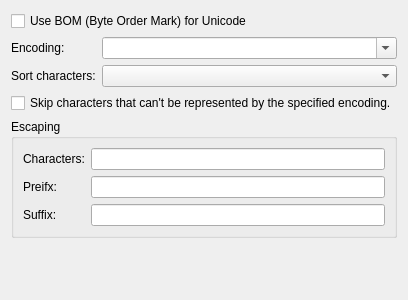
Above: controls/setup/parts/font/setuptabfont.ui from riuson/lcd-image-converter before the change. Below: the same form after it.
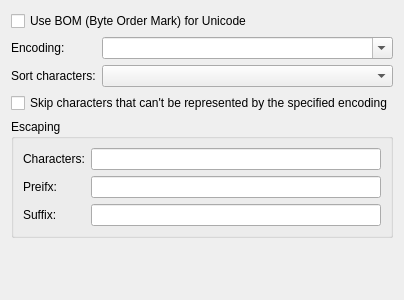
That is the form after the change.

```diff
--- a/controls/setup/parts/font/setuptabfont.ui
+++ b/controls/setup/parts/font/setuptabfont.ui
@@ -106,7 +106,7 @@
    <item row="3" column="0" colspan="2">
     <widget class="QCheckBox" name="checkBoxSkipMissingCharacters">
      <property name="text">
-      <string>Skip characters that can't be represented by the specified encoding.</string>
+      <string>Skip characters that can't be represented by the specified encoding</string>
      </property>
     </widget>
    </item>
```
